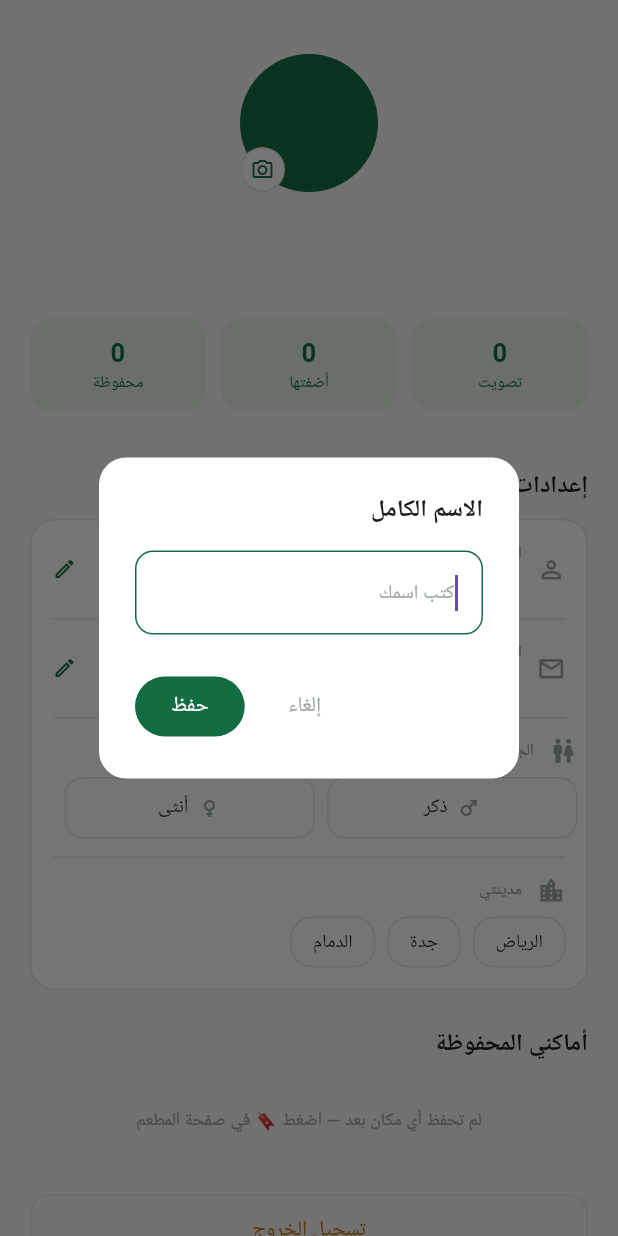
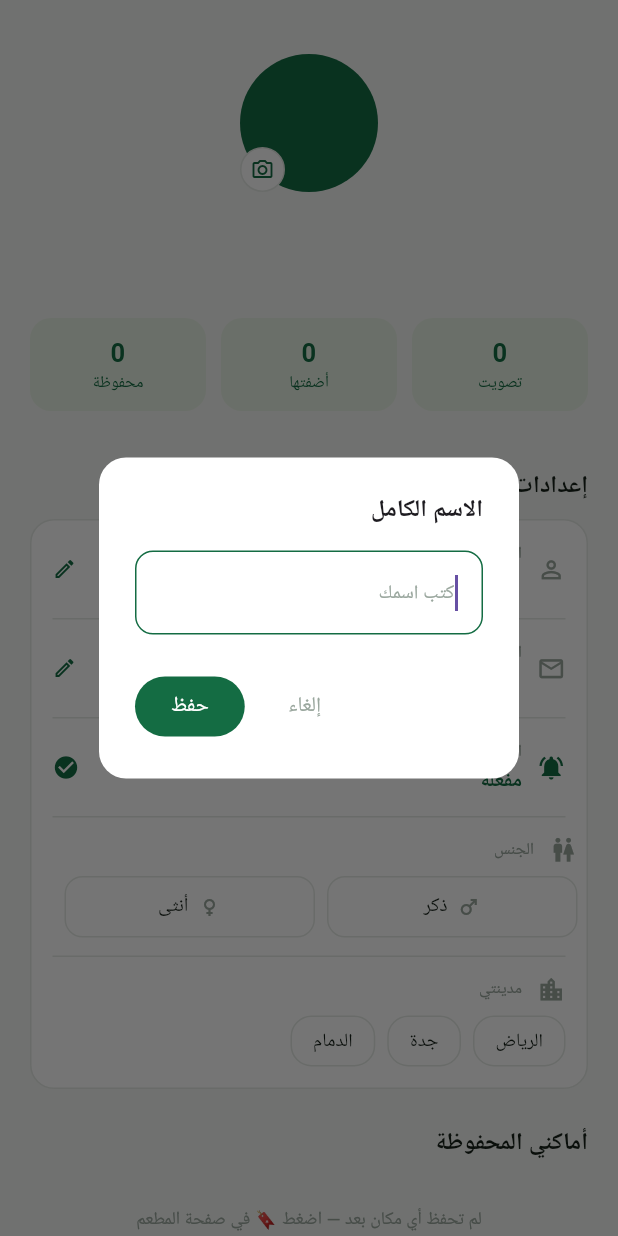
Before and after one commit to almubarky05588-lab/glutpass, a Flutter app: the AccountScreen widget shown alone on an empty page, opened directly, after a tap on "الاسم", on a phone screen of 412 x 824 dp. Run offline on Flutter 3.47's test engine with Material 3 defaults, Android fonts, the light colour scheme and no system bars; our stand-ins replace firebase_core, firebase_messaging, flutter_map, google_fonts, image_picker, latlong2 and 1 more; accounts and stored records are empty; network calls fail; Roboto replaces fonts that are missing (Tajawal).

Commit message:
Update account.dart
Signed-off-by: almubarky05588-lab <almubarky05588@gmail.com>

```diff
--- a/lib/screens/account.dart
+++ b/lib/screens/account.dart
@@ -2,6 +2,7 @@ import 'package:flutter/material.dart';
 import 'package:image_picker/image_picker.dart';
 import 'package:supabase_flutter/supabase_flutter.dart';
 import '../core.dart';
+import '../push.dart';
 import 'details.dart';
 
 class AccountScreen extends StatefulWidget {
@@ -18,6 +19,7 @@ class _AccountScreenState extends State<AccountScreen> {
   bool _celiac = false;
   bool _signup = false;
   bool _busy = false;
+  bool _push = false;
   String? _msg;
   Map<String, dynamic>? _me;
   List<Place> _saved = [];
@@ -27,9 +29,18 @@ class _AccountScreenState extends State<AccountScreen> {
     super.initState();
     _city = Cities.all.isNotEmpty ? Cities.all.first : 'الرياض';
     _load();
+    _checkPush();
     Supabase.instance.client.auth.onAuthStateChange.listen((_) {
-      if (mounted) _load();
+      if (mounted) {
+        _load();
+        _checkPush();
+      }
     });
+  }
+
+  Future<void> _checkPush() async {
+    final v = await Push.isEnabled();
+    if (mounted) setState(() => _push = v);
   }
 
   Future<void> _load() async {
@@ -137,6 +148,20 @@ class _AccountScreenState extends State<AccountScreen> {
   }
 
   // ــــــــ إعدادات الحساب ــــــــ
+
+  Future<void> _togglePush() async {
+    if (_push) {
+      _toast('لإيقاف الإشعارات: إعدادات الجهاز ← GlutPass ← الإشعارات');
+      return;
+    }
+    final ok = await Push.register();
+    await _checkPush();
+    if (ok) {
+      _toast('فُعّلت الإشعارات', ok: true);
+    } else {
+      _toast('لم يُمنح الإذن — فعّله من إعدادات الجهاز');
+    }
+  }
 
   Future<void> _pickAvatar(ImageSource src) async {
     final c = Supabase.instance.client;
@@ -412,6 +437,8 @@ class _AccountScreenState extends State<AccountScreen> {
               _tile(Icons.mail_outline, 'البريد الإلكتروني',
                   _me!['email'] as String, _changeEmail),
               _sep(),
+              _pushRow(),
+              _sep(),
               _genderRow(),
               _sep(),
               _cityRow(),
@@ -485,7 +512,8 @@ class _AccountScreenState extends State<AccountScreen> {
         ],
       );
 
-  Widget _sep() => const Divider(height: 1, color: cBorder, indent: 14, endIndent: 14);
+  Widget _sep() =>
+      const Divider(height: 1, color: cBorder, indent: 14, endIndent: 14);
 
   Widget _tile(IconData ic, String label, String val, VoidCallback onTap) =>
       InkWell(
@@ -512,6 +540,36 @@ class _AccountScreenState extends State<AccountScreen> {
                   ]),
             ),
             const Icon(Icons.edit_outlined, size: 16, color: cGreen),
+          ]),
+        ),
+      );
+
+  Widget _pushRow() => InkWell(
+        onTap: _togglePush,
+        child: Padding(
+          padding: const EdgeInsets.symmetric(horizontal: 14, vertical: 14),
+          child: Row(children: [
+            Icon(_push ? Icons.notifications_active : Icons.notifications_off,
+                size: 19, color: _push ? cGreen : cGrey),
+            const SizedBox(width: 10),
+            Expanded(
+              child: Column(
+                  crossAxisAlignment: CrossAxisAlignment.start,
+                  children: [
+                    const Text('الإشعارات',
+                        style: TextStyle(fontSize: 11, color: cGrey)),
+                    const SizedBox(height: 2),
+                    Text(_push ? 'مفعّلة' : 'موقوفة — اضغط للتفعيل',
+                        style: TextStyle(
+                            fontSize: 13.5,
+                            color: _push ? cGreen : cDark,
+                            fontWeight: FontWeight.w600)),
+                  ]),
+            ),
+            if (_push)
+              const Icon(Icons.check_circle, size: 18, color: cGreen)
+            else
+              const Icon(Icons.arrow_back_ios, size: 14, color: cGrey),
           ]),
         ),
       );
```
